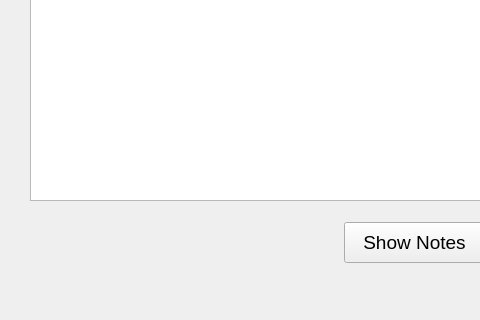
Old version of the form showscale.ui in the repository ThinkRORBOT/ScaleGuide; both pictures show x 0 to 480 and y 160 to 480 of the 640 by 480 pixel window.
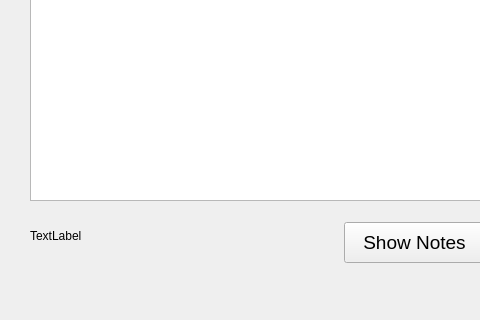
New version of the form.

The edit to the form file:
```diff
--- a/showscale.ui
+++ b/showscale.ui
@@ -65,6 +65,19 @@
      </font>
     </property>
    </widget>
+   <widget class="QLabel" name="likelyLabel">
+    <property name="geometry">
+     <rect>
+      <x>30</x>
+      <y>380</y>
+      <width>141</width>
+      <height>31</height>
+     </rect>
+    </property>
+    <property name="text">
+     <string>TextLabel</string>
+    </property>
+   </widget>
   </widget>
   <widget class="QMenuBar" name="menubar">
    <property name="geometry">
```
